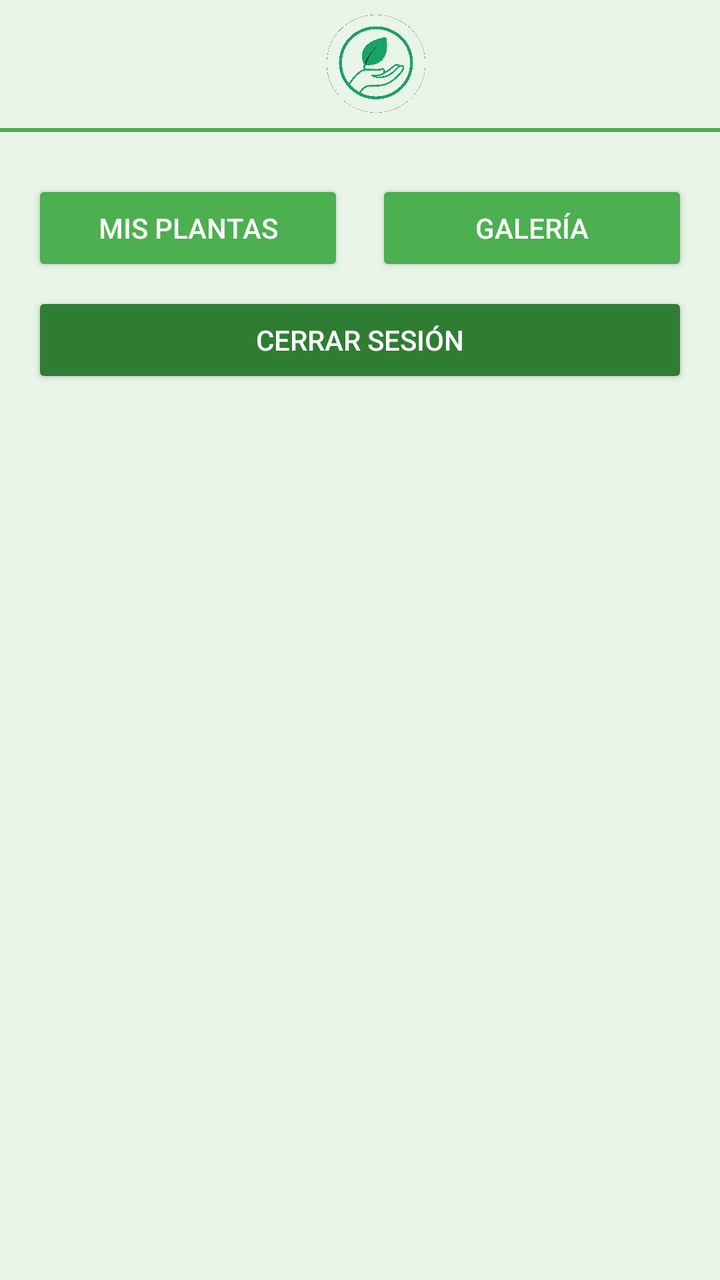
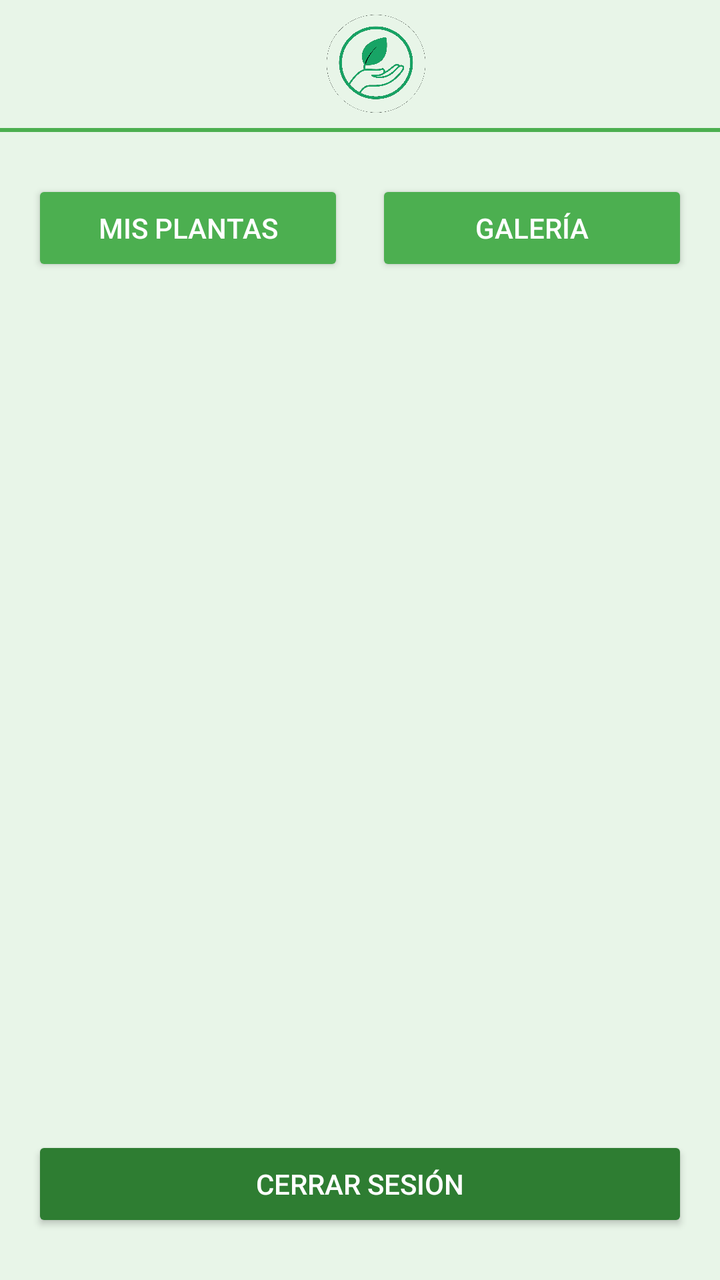

The first picture is an Android layout as it rendered before a commit; the second is the same layout after the commit. The layout source and the unified diff follow.
<!-- AndroidManifest.xml: activity theme Theme.PlantCare -->
<!-- res/layout/activity_vista1.xml -->
<?xml version="1.0" encoding="utf-8"?>
<LinearLayout xmlns:android="http://schemas.android.com/apk/res/android"
    xmlns:app="http://schemas.android.com/apk/res-auto"
    android:layout_width="match_parent"
    android:layout_height="match_parent"
    android:orientation="vertical"
    android:background="@color/color_primary_light">


    <androidx.appcompat.widget.Toolbar
        android:id="@+id/toolbar"
        android:layout_width="match_parent"
        android:layout_height="?attr/actionBarSize"
        android:background="@color/color_primary_light"
        android:theme="@style/ThemeOverlay.AppCompat.Dark.ActionBar"
        app:logo="@drawable/logo_plantcare"
        app:title="PlantCare"
        app:titleTextColor="@color/white"
        app:titleMarginStart="72dp"
        app:contentInsetStartWithNavigation="0dp" />

    <View
        android:layout_width="match_parent"
        android:layout_height="2dp"
        android:background="@color/color_primary"
        android:layout_marginBottom="8dp" />

    <LinearLayout
        android:layout_width="match_parent"
        android:layout_height="match_parent"
        android:orientation="vertical"
        android:padding="16dp">


        <LinearLayout
            android:layout_width="match_parent"
            android:layout_height="wrap_content"
            android:orientation="horizontal"
            android:gravity="center"
            android:layout_marginBottom="8dp">

            <Button
                android:id="@+id/btnMisPlantas"
                android:layout_width="0dp"
                android:layout_height="wrap_content"
                android:layout_weight="1"
                android:text="Mis plantas"
                android:backgroundTint="@color/color_primary"
                android:textColor="@color/white" />

            <Space
                android:layout_width="16dp"
                android:layout_height="wrap_content" />

            <Button
                android:id="@+id/btnGaleria"
                android:layout_width="0dp"
                android:layout_height="wrap_content"
                android:layout_weight="1"
                android:text="Galería"
                android:backgroundTint="@color/color_primary"
                android:textColor="@color/white" />
        </LinearLayout>


        <Button
            android:id="@+id/btnCerrarSesion"
            android:layout_width="match_parent"
            android:layout_height="wrap_content"
            android:text="Cerrar sesión"
            android:backgroundTint="@color/color_primary_dark"
            android:textColor="@color/white"
            android:layout_marginBottom="8dp" />


        <androidx.recyclerview.widget.RecyclerView
            android:id="@+id/recyclerViewTextos"
            android:layout_width="match_parent"
            android:layout_height="0dp"
            android:layout_weight="1"
            android:paddingTop="8dp" />
    </LinearLayout>
</LinearLayout>
<!-- resources referenced by this layout -->
<resources>
  <color name="color_primary">#FF4CAF50</color>
  <color name="color_primary_dark">#FF2E7D32</color>
  <color name="color_primary_light">#FFE8F5E8</color>
  <color name="white">#FFFFFFFF</color>
  <!-- drawable logo_plantcare: png bitmap (drawable, 266943 bytes) -->
  <style name="Theme.PlantCare" parent="Theme.Material3.Light.NoActionBar">
  
          <item name="colorPrimary">@color/color_primary</item>
          <item name="colorPrimaryContainer">@color/color_primary_light</item>
          <item name="android:statusBarColor">@color/color_primary_light</item>
          <item name="android:navigationBarColor">@color/color_primary_light</item>
  
  
          <item name="android:windowBackground">@color/color_primary_light</item>
  
  
          <item name="android:textColor">@color/text_primary</item>
      </style>
  <color name="text_primary">#FF333333</color>
</resources>

<!-- the commit's change to res/layout/activity_vista1.xml (unified diff, before → after) -->
@@ -62,7 +62,12 @@
                 android:textColor="@color/white" />
         </LinearLayout>
 
-
+        <androidx.recyclerview.widget.RecyclerView
+            android:id="@+id/recyclerViewTextos"
+            android:layout_width="match_parent"
+            android:layout_height="0dp"
+            android:layout_weight="1"
+            android:paddingTop="8dp" />
         <Button
             android:id="@+id/btnCerrarSesion"
             android:layout_width="match_parent"
@@ -72,12 +77,5 @@
             android:textColor="@color/white"
             android:layout_marginBottom="8dp" />
 
-
-        <androidx.recyclerview.widget.RecyclerView
-            android:id="@+id/recyclerViewTextos"
-            android:layout_width="match_parent"
-            android:layout_height="0dp"
-            android:layout_weight="1"
-            android:paddingTop="8dp" />
     </LinearLayout>
 </LinearLayout>
